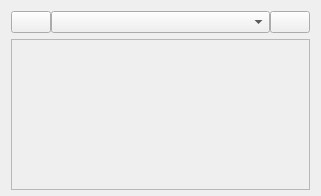
This is Guarana/navigationform2.ui in diegofps/guarana as Qt 5 draws it before an edit. The edited form follows.
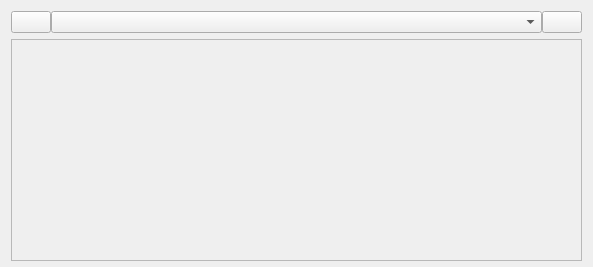
This is the edited form. Icons and pictures are not drawn.

The edit to the form file:
```diff
--- a/Guarana/navigationform2.ui
+++ b/Guarana/navigationform2.ui
@@ -6,8 +6,8 @@
    <rect>
     <x>0</x>
     <y>0</y>
-    <width>321</width>
-    <height>196</height>
+    <width>593</width>
+    <height>267</height>
    </rect>
   </property>
   <property name="windowTitle">
```
Left out of the diff: 39 changed lines with no effect on the pictures.
